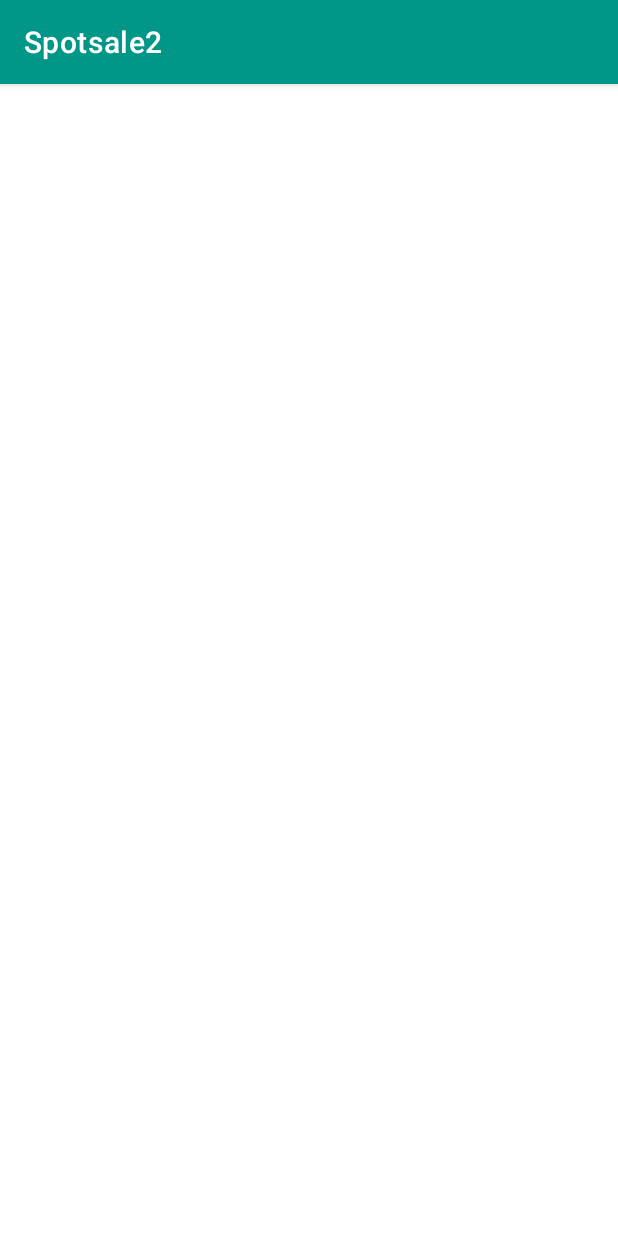
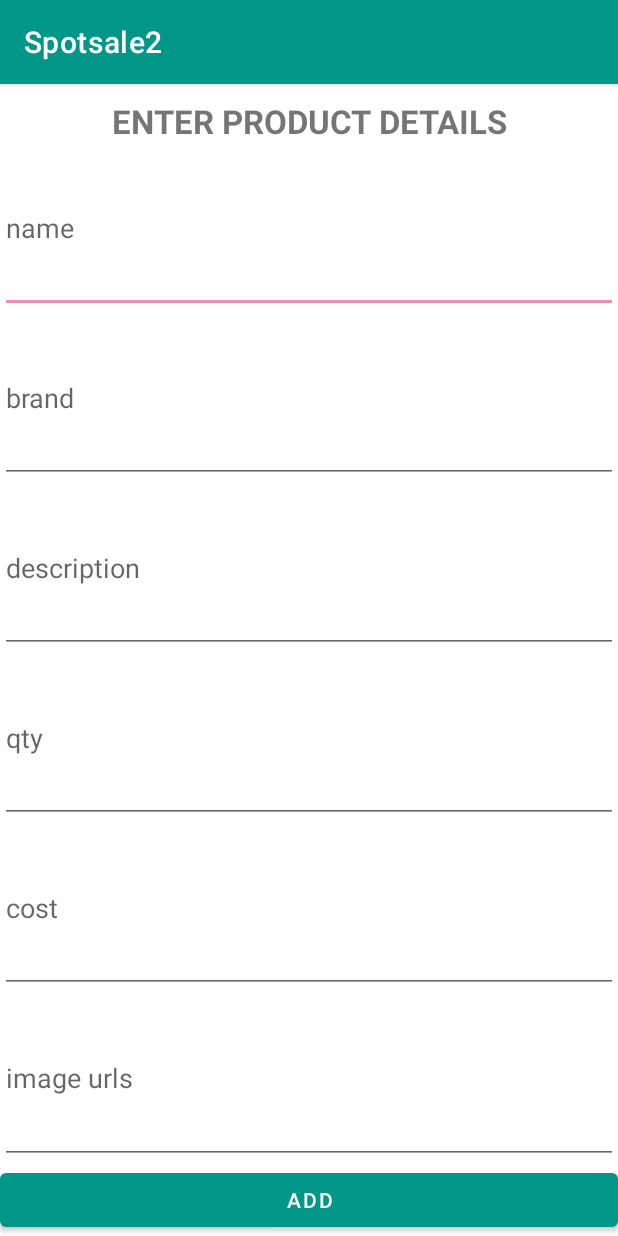
Before and after one commit to Aditi-hande/Spotsale2, an Android app: the AddItemActivity screen opened directly, with no data from a screen before it, on a phone screen of 412 x 824 dp. Run offline under Robolectric (Android 15) with nearby library versions, the phone set to English and light mode, and no system bars.

Commit message:
Added layout for new product

```diff
--- a/app/src/main/java/com/example/ecommerce/spotsale2/SellerProductActivity.java
+++ b/app/src/main/java/com/example/ecommerce/spotsale2/SellerProductActivity.java
@@ -80,11 +80,11 @@ public class SellerProductActivity extends AppCompatActivity {
 
                 if(mrp >= sellingcost) {
                     if (inventory.getProductList() == null) {
-                        inventory.setProductList(new ArrayList<Product>());
+                        inventory.setProductList(new ArrayList<Inventory.ProductRef>());
                     }
-                    product.setCost(sellingcost);
+                    //product.setCost(sellingcost);
                     Log.d("INVENTORY", "getProductList: " + inventory.getProductList().toString());
-                    inventory.getProductList().add(product);
+                    inventory.getProductList().add(new Inventory.ProductRef(product.getItem_id(), 1, sellingcost));
                     Log.d("INVENTORY", "getProductList: " + inventory.getProductList().toString());
                     inventory.setTotal_items(inventory.getTotal_items() + qty);
 
--- a/app/src/main/res/layout/activity_add_item.xml
+++ b/app/src/main/res/layout/activity_add_item.xml
@@ -1,9 +1,79 @@
 <?xml version="1.0" encoding="utf-8"?>
-<androidx.constraintlayout.widget.ConstraintLayout xmlns:android="http://schemas.android.com/apk/res/android"
+<LinearLayout xmlns:android="http://schemas.android.com/apk/res/android"
     xmlns:app="http://schemas.android.com/apk/res-auto"
     xmlns:tools="http://schemas.android.com/tools"
     android:layout_width="match_parent"
     android:layout_height="match_parent"
+    android:orientation="vertical"
     tools:context=".AddItemActivity">
 
-</androidx.constraintlayout.widget.ConstraintLayout>
+    <TextView
+        android:layout_width="match_parent"
+        android:layout_height="wrap_content"
+        android:text="ENTER PRODUCT DETAILS"
+        android:gravity="center"
+        android:paddingTop="10dp"
+        android:textSize="22dp"
+        android:textStyle="bold"/>
+
+    <EditText
+        android:id="@+id/name"
+        android:layout_width="match_parent"
+        android:layout_height="wrap_content"
+        android:layout_weight="1"
+        android:ems="10"
+        android:hint="name" />
+
+    <EditText
+        android:id="@+id/brand"
+        android:layout_width="match_parent"
+        android:layout_height="wrap_content"
+        android:layout_weight="1"
+        android:ems="10"
+        android:inputType="text"
+        android:hint="brand" />
+
+    <EditText
+        android:id="@+id/description"
+        android:layout_width="match_parent"
+        android:layout_height="wrap_content"
+        android:layout_weight="1"
+        android:ems="10"
+        android:inputType="textMultiLine"
+        android:hint="description" />
+
+
+    <EditText
+        android:id="@+id/qty"
+        android:layout_width="match_parent"
+        android:layout_height="wrap_content"
+        android:layout_weight="1"
+        android:ems="10"
+        android:inputType="number"
+        android:hint="qty" />
+
+    <EditText
+        android:id="@+id/cost"
+        android:layout_width="match_parent"
+        android:layout_height="wrap_content"
+        android:layout_weight="1"
+        android:ems="10"
+        android:hint="cost"
+        android:inputType="numberDecimal"
+        />
+
+    <EditText
+        android:id="@+id/image_url"
+        android:layout_width="match_parent"
+        android:layout_height="wrap_content"
+        android:layout_weight="1"
+        android:ems="10"
+        android:inputType="text"
+        android:hint="image urls" />
+
+    <Button
+        android:layout_width="match_parent"
+        android:layout_height="wrap_content"
+        android:text="ADD"
+        android:onClick="addItem"/>
+</LinearLayout>
```
Also changed, not shown: app/src/main/java/com/example/ecommerce/spotsale2/AddItemActivity.java (+17 -0 lines), app/src/main/java/com/example/ecommerce/spotsale2/DatabaseClasses/Inventory.java (+30 -0 lines), app/src/main/java/com/example/ecommerce/spotsale2/DatabaseClasses/Product.java (+9 -5 lines).
